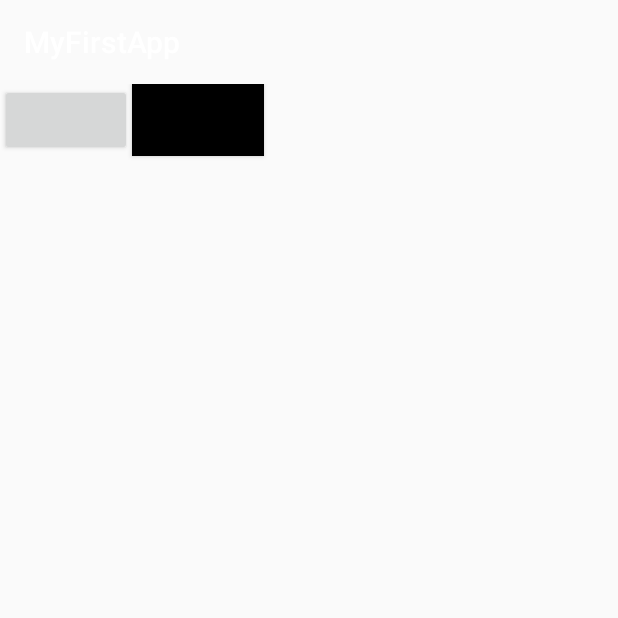
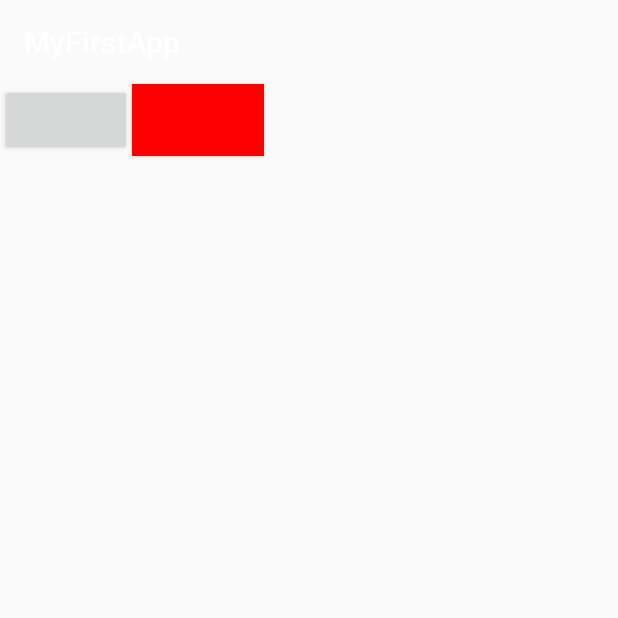
Before and after one commit to sergey-virchenko/MyFirstApp, an Android app: the MainActivity screen opened directly, with no data from a screen before it, after a tap on an icon or button, on a phone screen of 412 x 824 dp, the top half of it. Run offline under Robolectric (Android 15) with nearby library versions, the phone set to English and light mode, and no system bars; 3 statements that could not run were skipped.

Commit message:
color changing button

```diff
--- a/app/src/main/java/com/sit/myfirstapp/MainActivity.java
+++ b/app/src/main/java/com/sit/myfirstapp/MainActivity.java
@@ -9,32 +9,32 @@ import android.widget.Button;
 public class MainActivity extends AppCompatActivity {
 
     Button btnChangeColor;
-
+    Button btnChangeColor2;
+    Button btnChangeColor3;
     private final boolean red = true;
     private final boolean black = false;
-
-    private boolean isRed = true;
-
     @Override
     protected void onCreate(Bundle savedInstanceState) {
         super.onCreate(savedInstanceState);
         setContentView(R.layout.activity_main);
-        findViewById(R.id.btn).setOnClickListener((view) -> startActivity(new Intent(MainActivity.this, AnotherActivity.class)));
 
         btnChangeColor = findViewById(R.id.btn_change_color);
 
         btnChangeColor.setOnClickListener(v -> {
-            if (isRed(btnChangeColor)) {
-                btnChangeColor.setBackgroundResource(R.color.red);
-                btnChangeColor.setTag(red);
-            } else {
-                btnChangeColor.setBackgroundResource(R.color.black);
-                btnChangeColor.setTag(black);
-            }
+            changeBtnColor(btnChangeColor);
+            changeBtnColor(btnChangeColor2);
+            changeBtnColor(btnChangeColor3);
         });
     }
-
-
+    private void changeBtnColor(Button btnChangeColor) {
+        if (isRed(btnChangeColor)) {
+            btnChangeColor.setBackgroundResource(R.color.black);
+            btnChangeColor.setTag(black);
+        } else {
+            btnChangeColor.setBackgroundResource(R.color.red);
+            btnChangeColor.setTag(red);
+        }
+    }
     private boolean isRed(View v) {
         return (boolean) v.getTag();
     }
```
